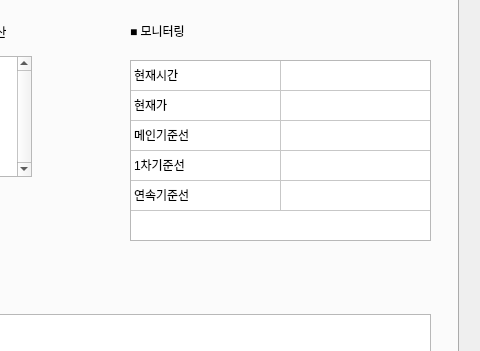
75sblee/20251111_apricot---apricot_KW_KOSPI_F_ma_point_v01, file ui/qt/main.ui: the form before one commit; both pictures show x 642 to 1122 and y 222 to 573 of the 1122 by 805 pixel window.
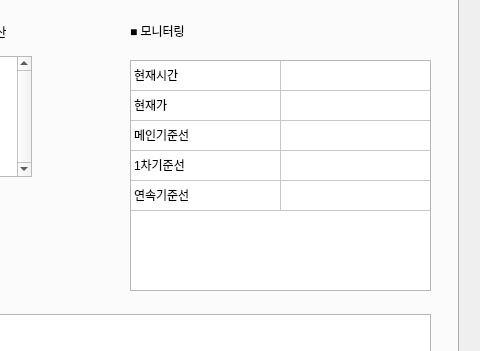
The form after the commit.

The edit to the form file:
```diff
--- a/ui/qt/main.ui
+++ b/ui/qt/main.ui
@@ -1379,7 +1379,7 @@
         <x>740</x>
         <y>226</y>
         <width>301</width>
-        <height>181</height>
+        <height>231</height>
        </rect>
       </property>
       <property name="verticalScrollBarPolicy">
```
